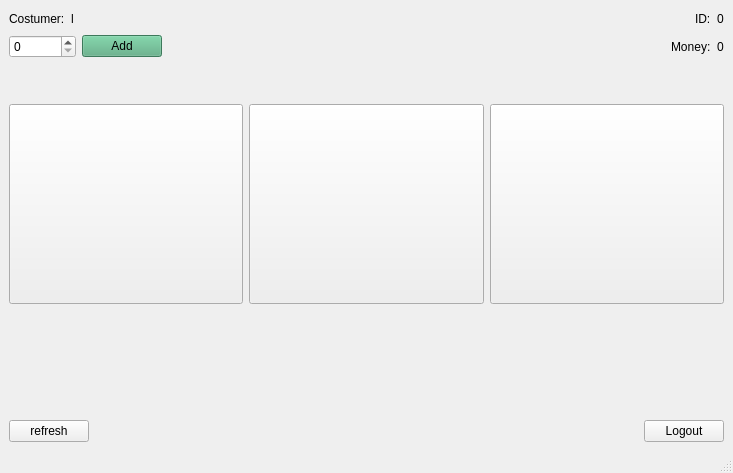
Before: the Qt Designer form Stor/costumerpage.ui in AP-projects-4001/IUT-s-crackpots, drawn with Qt 5.
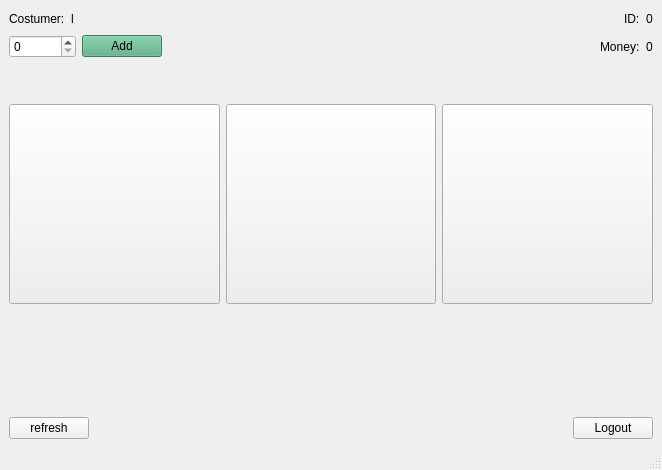
After: the same form once the commit is applied.

What changed in the file:
```diff
--- a/Stor/costumerpage.ui
+++ b/Stor/costumerpage.ui
@@ -6,8 +6,8 @@
    <rect>
     <x>0</x>
     <y>0</y>
-    <width>733</width>
-    <height>473</height>
+    <width>662</width>
+    <height>470</height>
    </rect>
   </property>
   <property name="windowTitle">
```
Left out of the diff: 2 changed lines with no effect on the pictures.
